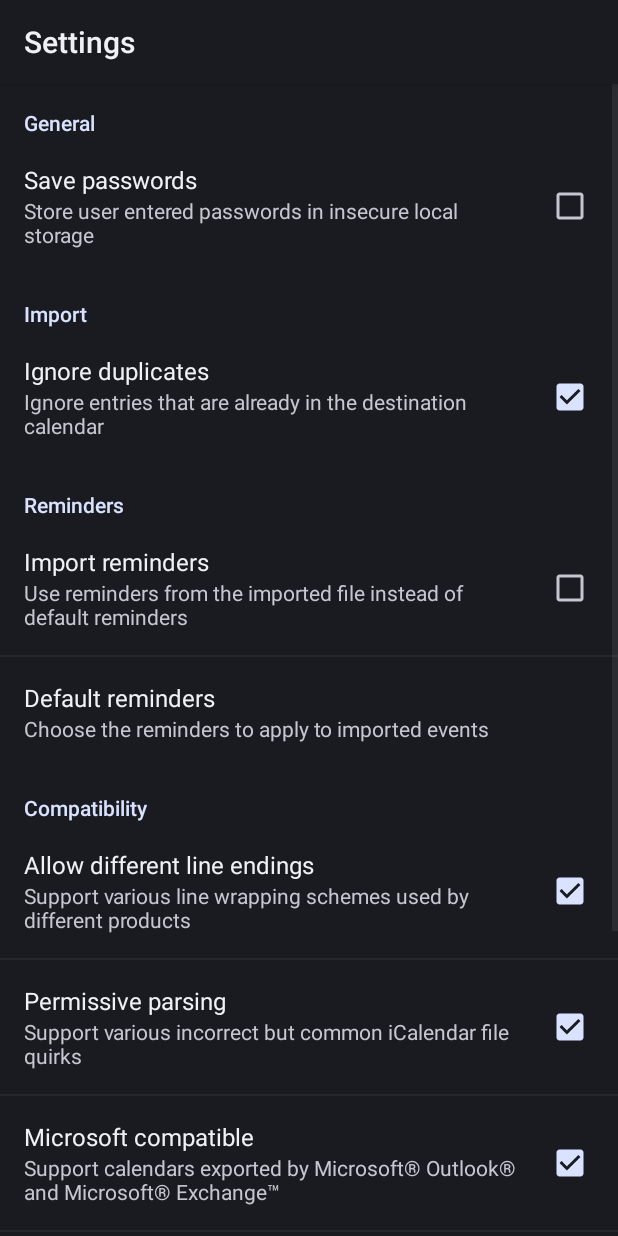
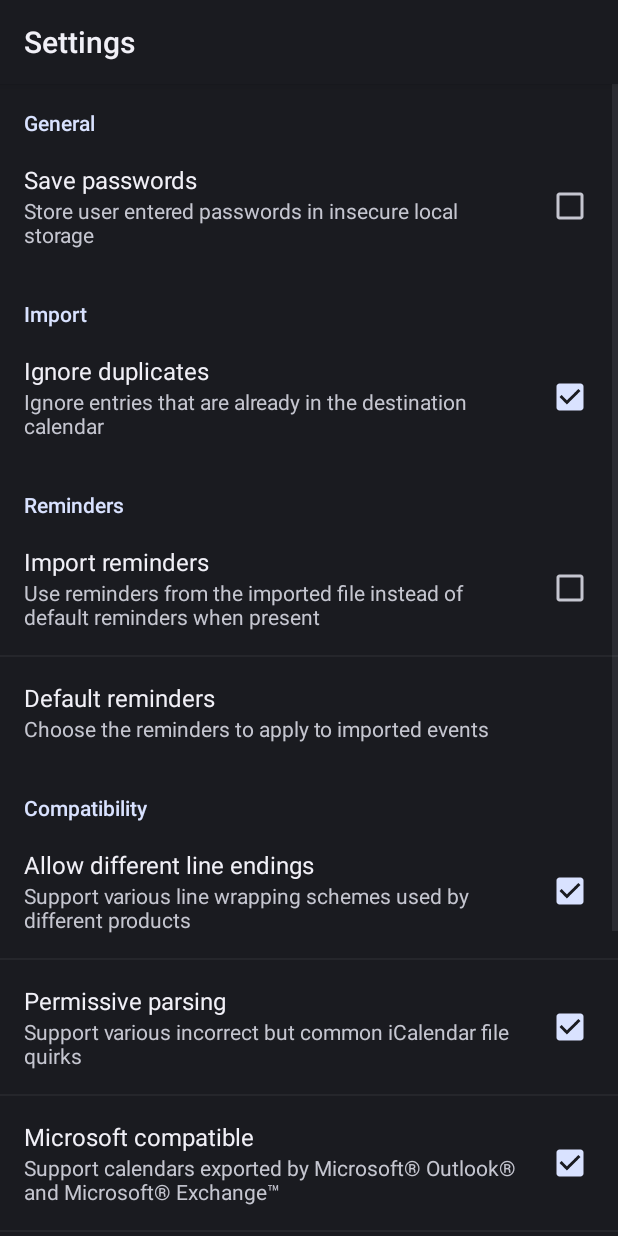
Before and after one commit to SufficientlySecure/calendar-import-export, an Android app: the SettingsActivity screen opened directly, with no data from a screen before it, on a phone screen of 412 x 824 dp. Run offline under Robolectric (Android 15) with nearby library versions, the light colour scheme and no system bars.

Commit message:
Fix duplicated key for setting, update setting description

```diff
--- a/iCalImportExport/src/main/res/values/strings.xml
+++ b/iCalImportExport/src/main/res/values/strings.xml
@@ -82,7 +82,7 @@
     <string name="activity_settings_reminders">Reminders</string>
     <string name="activity_settings_reminder_delete">Delete</string>
     <string name="activity_settings_import_reminders">Import reminders</string>
-    <string name="activity_settings_import_reminders_desc">Use reminders from the imported file instead of default reminders</string>
+    <string name="activity_settings_import_reminders_desc">Use reminders from the imported file instead of default reminders when present</string>
     <string name="activity_settings_edit_reminders">Default reminders</string>
     <string name="activity_settings_add_reminder">Add Reminder</string>
     <string name="activity_settings_edit_reminders_desc">Choose the reminders to apply to imported events</string>
--- a/iCalImportExport/src/main/res/xml/settings.xml
+++ b/iCalImportExport/src/main/res/xml/settings.xml
@@ -35,7 +35,6 @@
             android:defaultValue="false"/>
 
         <org.sufficientlysecure.ical.ui.RemindersDialog
-            android:key="setting_import_reminders"
             android:title="@string/activity_settings_edit_reminders"
             android:summary="@string/activity_settings_edit_reminders_desc"
             android:dialogLayout="@layout/reminders" />
```
